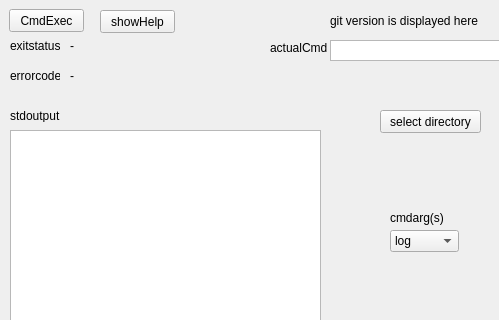
Before: the Qt Designer form mainwindow.ui in Ihasa/QtStudy, drawn with Qt 5; both pictures show x 0 to 499 and y 0 to 320 of the 800 by 600 pixel window.
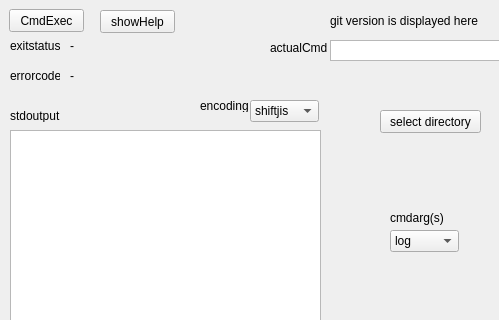
After: the same form once the commit is applied.

Commit message: 文字コードを選んでそれでエンコードして表示する

Patch:
```diff
--- a/mainwindow.ui
+++ b/mainwindow.ui
@@ -263,6 +263,39 @@
      <string>the folder is git repository or not</string>
     </property>
    </widget>
+   <widget class="QComboBox" name="encodingComboBox">
+    <property name="geometry">
+     <rect>
+      <x>250</x>
+      <y>100</y>
+      <width>69</width>
+      <height>22</height>
+     </rect>
+    </property>
+    <item>
+     <property name="text">
+      <string>shiftjis</string>
+     </property>
+    </item>
+    <item>
+     <property name="text">
+      <string>utf-8</string>
+     </property>
+    </item>
+   </widget>
+   <widget class="QLabel" name="encodingLabel">
+    <property name="geometry">
+     <rect>
+      <x>200</x>
+      <y>100</y>
+      <width>50</width>
+      <height>12</height>
+     </rect>
+    </property>
+    <property name="text">
+     <string>encoding</string>
+    </property>
+   </widget>
   </widget>
   <widget class="QStatusBar" name="statusbar"/>
  </widget>
```
The commit also changes 2 other files.
